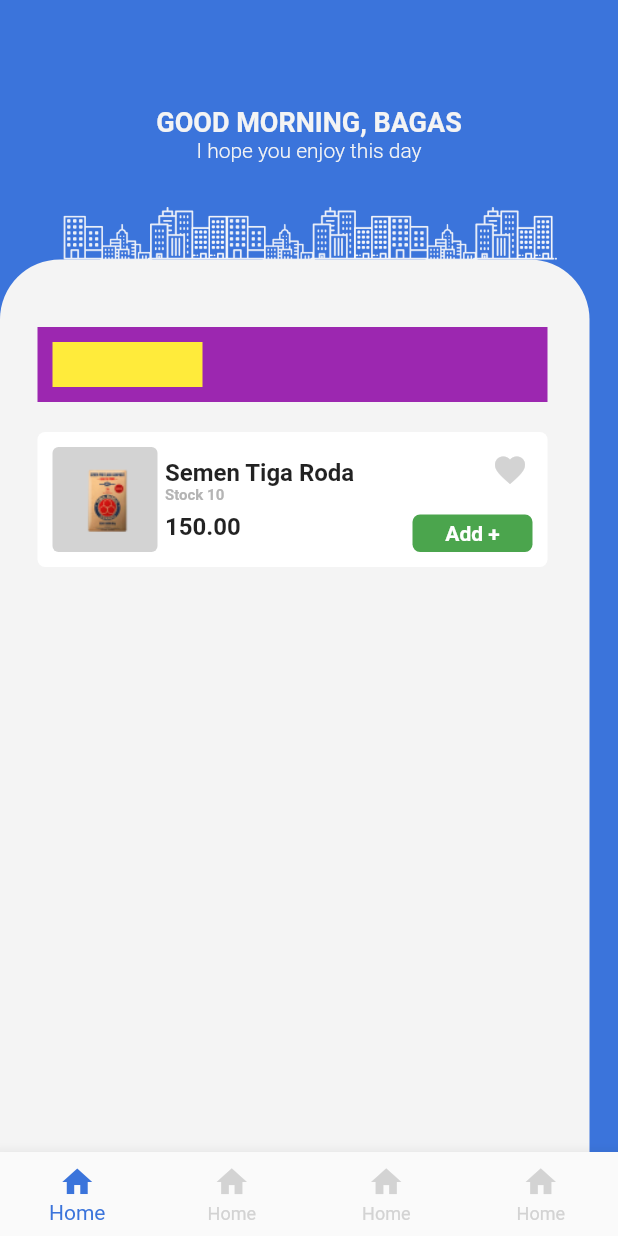
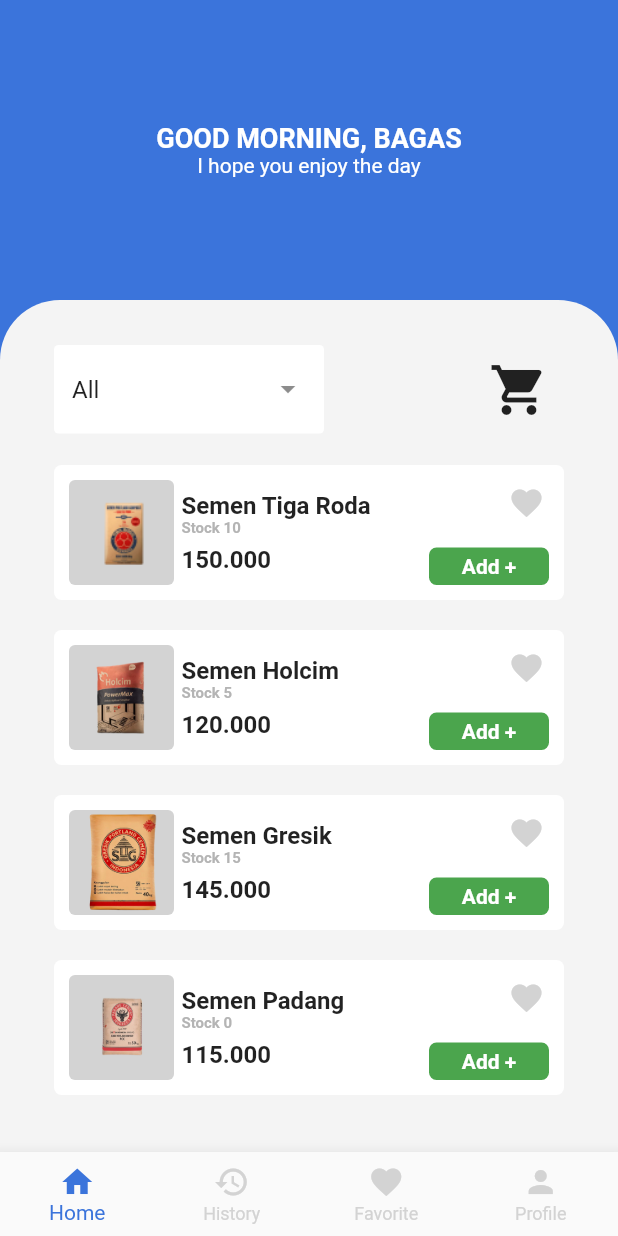
Before and after one commit to bagassj/Mterials, a Flutter app: the HomeScreen screen opened directly, on a phone screen of 412 x 824 dp. Run offline on Flutter 3.47's test engine with Material 2 defaults, Android fonts, the phone set to English and light mode, and no system bars; drawn by our look-alikes of dropdown_search; Roboto replaces fonts that are missing (Montserrat); project files that could hold a hidden picture were left out.

Commit message:
Up foto, Update Pubspec, dan Update Home

```diff
--- a/lib/screen/home.dart
+++ b/lib/screen/home.dart
@@ -1,4 +1,7 @@
+import 'package:dropdown_search/dropdown_search.dart';
+import 'package:flutter/cupertino.dart';
 import 'package:flutter/material.dart';
+import 'package:flutter/painting.dart';
 import 'package:project/settings.dart';
 
 class HomeScreen extends StatefulWidget {
@@ -9,57 +12,45 @@ class HomeScreen extends StatefulWidget {
 }
 
 class _HomeScreenState extends State<HomeScreen> {
+
   @override
   Widget build(BuildContext context) {
     return Scaffold(
       backgroundColor: mBlue,
-      body: Container(
+      body: Center(
+        child: SingleChildScrollView(
           child: Column(
-          mainAxisAlignment: MainAxisAlignment.end,
+            children: [
+
+              Container(
+                height: 200,
+                child: Column(
+                  mainAxisAlignment: MainAxisAlignment.center,
                   children: [
                     Text(
                       'GOOD MORNING, BAGAS',
                       style: TextStyle(
-                color: mGraywhite,
                         fontWeight: FontWeight.bold,
-                fontSize: 18,
-              ),
-            ),
-            Text(
-              'I hope you enjoy this day',
-              style: TextStyle(
-                color: mGraywhite,
-                fontWeight: FontWeight.w300,
-                fontSize: 14,
-              ),
-            ),
-            SizedBox(height: 30,),
-
-            Stack(
-              children: [
-                Container(
-                  height: 630,
-                  alignment: Alignment.topCenter,
-                  decoration: BoxDecoration(
-                    // color: mRed,
-                    borderRadius: BorderRadius.only(
-                      topLeft: Radius.circular(40),
-                      topRight: Radius.circular(40)
-                    ),
-                  ),
-                  child: Image.asset(
-                    'assets/city.png',
-                    width: 330,
+                        color: Colors.white,
+                        fontSize: 18
                       ),
                     ),
 
-                Positioned(
-                  top: 35,
-                  child: Column(
-                    children: [
+                    Text(
+                      'I hope you enjoy the day',
+                      style: TextStyle(
+                        fontWeight: FontWeight.w400,
+                        color: Colors.white,
+                        fontSize: 14
+                      ),
+                    )
+                  ],
+                ),
+              ),
+
               Container(
                 height: 600,
-                        width: 393,
+                width: MediaQuery.of(context).size.width,
                 decoration: BoxDecoration(
                   color: mGraywhite,
                   borderRadius: BorderRadius.only(
@@ -67,44 +58,83 @@ class _HomeScreenState extends State<HomeScreen> {
                     topRight: Radius.circular(40)
                   ),
                 ),
-                      )
+
+                child: Column(
+                  children: [
+                    Container(
+                      child: Row(
+                      mainAxisAlignment: MainAxisAlignment.center,
+                      children: [
+                        Container(
+                          width: 180,
+                          height: 60,
+                          margin: EdgeInsets.only(top: 30, bottom: 10, ),
+                              child: DropdownSearch<String>(
+                              items: ["All","Semen", "Cat", "Kayu", 'Paku'],
+                              mode: Mode.MENU,
+                              onChanged: print,
+                              selectedItem: "All",
+                              dropdownSearchDecoration: InputDecoration(
+                                filled: true,
+                                fillColor: Colors.white,
+                                border: OutlineInputBorder(borderRadius: BorderRadius.circular(3), borderSide: BorderSide.none)
+                              ),
+                          ),
+                        ),
+
+                        Container(
+                          width: 60,
+                          height: 60,
+                          margin: EdgeInsets.only(top: 30, bottom: 10, left: 100),
+                            child: Icon(
+                            Icons.shopping_cart,
+                            size: 40,
+                          ),
+                        ),
                       ],
                       ),
                     ),
 
-                Positioned(
-                  left: 25,
-                  top: 80,
-                  child: Container(
-                    height: 50,
-                    width: 340,
-                    decoration: BoxDecoration(
-                      color: Colors.purple
+
+                    Wrap(
+                      alignment: WrapAlignment.center,
+                      children: [
+                        BoxCard('assets/Semen.png','Semen Tiga Roda','Stock 10','150.000',),
+                        BoxCard('assets/Holcim.png','Semen Holcim','Stock 5','120.000',),
+                        BoxCard('assets/Gresik.png','Semen Gresik','Stock 15','145.000',),
+                        BoxCard('assets/Padang.png','Semen Padang','Stock 0','115.000',),
+                        // BagasCard(),
+                      ],
+                    ),
+                  ],
                 ),
 
-                    child: Row(
-                      children: [
-                        Container(
-                          height: 30,
-                          width: 100,
-                          margin: EdgeInsets.only(left: 10),
-                          decoration: BoxDecoration(
-                            color: Colors.yellow
+
               ),
-                        )
             ],
           ),
-                  )
+        ),
       ),
 
-                Positioned(
-                  left: 25,
-                  top: 150,
-                  child: Column(
-                    children: [
-                      Container(
+      bottomNavigationBar: BottomNavigationBar(
+        type: BottomNavigationBarType.fixed,
+        selectedItemColor: mBlue,
+        unselectedItemColor: mGray,
+        items: [
+          Test(Icons.home, 'Home'),
+          Test(Icons.history, 'History'),
+          Test(Icons.favorite, 'Favorite'),
+          Test(Icons.person, 'Profile'),
+        ]
+      ),
+    );
+  }
+
+  Container BoxCard(image,nama,stock,harga) {
+    return Container(
       height: 90,
       width: 340,
+      margin: EdgeInsets.all(10),
       decoration: BoxDecoration(
         color: Colors.white,
         borderRadius: BorderRadius.circular(5)
@@ -119,7 +149,7 @@ class _HomeScreenState extends State<HomeScreen> {
                 color: mGray,
                 borderRadius: BorderRadius.circular(4)
               ),
-                                child: Image.asset('assets/Semen.png'),
+              child: Image.asset(image),
             ),
             Container(
               height: 70,
@@ -131,7 +161,7 @@ class _HomeScreenState extends State<HomeScreen> {
                   Container(
                     margin: EdgeInsets.only(left: 5),
                     child: Text(
-                                        'Semen Tiga Roda',
+                      nama,
                       style: TextStyle(
                         fontWeight: FontWeight.bold,
                         fontSize: 16,
@@ -142,7 +172,7 @@ class _HomeScreenState extends State<HomeScreen> {
                   Container(
                     margin: EdgeInsets.only(left: 5),
                     child: Text(
-                                        'Stock 10',
+                      stock,
                       style: TextStyle(
                         fontWeight: FontWeight.w600,
                         fontSize: 10,
@@ -153,7 +183,7 @@ class _HomeScreenState extends State<HomeScreen> {
                   Container(
                     margin: EdgeInsets.only(left: 5, top: 5),
                     child: Text(
-                                        '150.00',
+                      harga,
                       style: TextStyle(
                         fontWeight: FontWeight.bold,
                         fontSize: 16,
@@ -167,7 +197,6 @@ class _HomeScreenState extends State<HomeScreen> {
               height: 70,
               width: 80,
               child: Column(
-                                  // mainAxisAlignment: MainAxisAlignment.end,
                 crossAxisAlignment: CrossAxisAlignment.end,
                 children: [
                   Container(
@@ -201,41 +230,15 @@ class _HomeScreenState extends State<HomeScreen> {
             )
           ],
         ),
-                      )
-                    ],
-                  ),
-                ),
-
-              ],
-            ),
-          ],
-        ),
-      ),
-
-      bottomNavigationBar: BottomNavigationBar(
-        type: BottomNavigationBarType.fixed,
-        selectedItemColor: mBlue,
-        unselectedItemColor: mGray,
-        items: [
-          BottomNavigationBarItem(
-            icon: Icon(Icons.home,),
-            label: 'Home',
-
-          ),
-          BottomNavigationBarItem(
-            icon: Icon(Icons.home,),
-            label: 'Home',
-          ),
-          BottomNavigationBarItem(
-            icon: Icon(Icons.home,),
-            label: 'Home',
-          ),
-          BottomNavigationBarItem(
-            icon: Icon(Icons.home,),
-            label: 'Home',
-          ),
-        ]
-      ),
     );
   }
+
+  BottomNavigationBarItem Test(IconData icon, text,) {
+    return BottomNavigationBarItem(
+          icon: Icon(icon),
+          label: text,
+
+        );
   }
+
+}
--- a/pubspec.yaml
+++ b/pubspec.yaml
@@ -29,6 +29,7 @@ environment:
 dependencies:
   flutter:
     sdk: flutter
+  dropdown_search: ^2.0.1
 
 
   # The following adds the Cupertino Icons font to your application.
```
Also changed, not shown: assets/Gresik.png (added), assets/Holcim.png (added), assets/Padang.png (added), pubspec.lock. Lines whose indentation alone changed are shown as unchanged.
